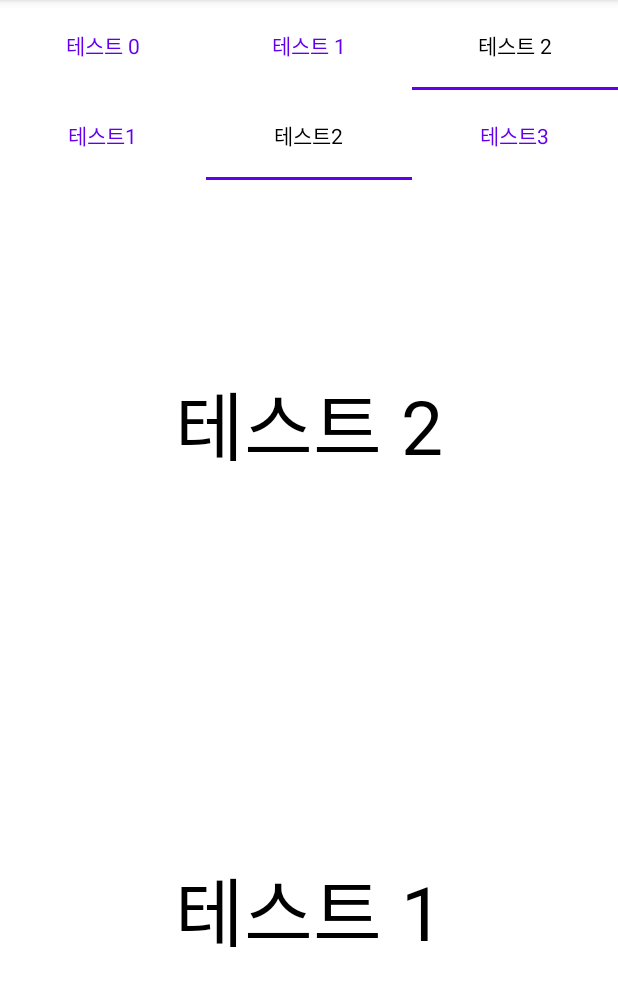
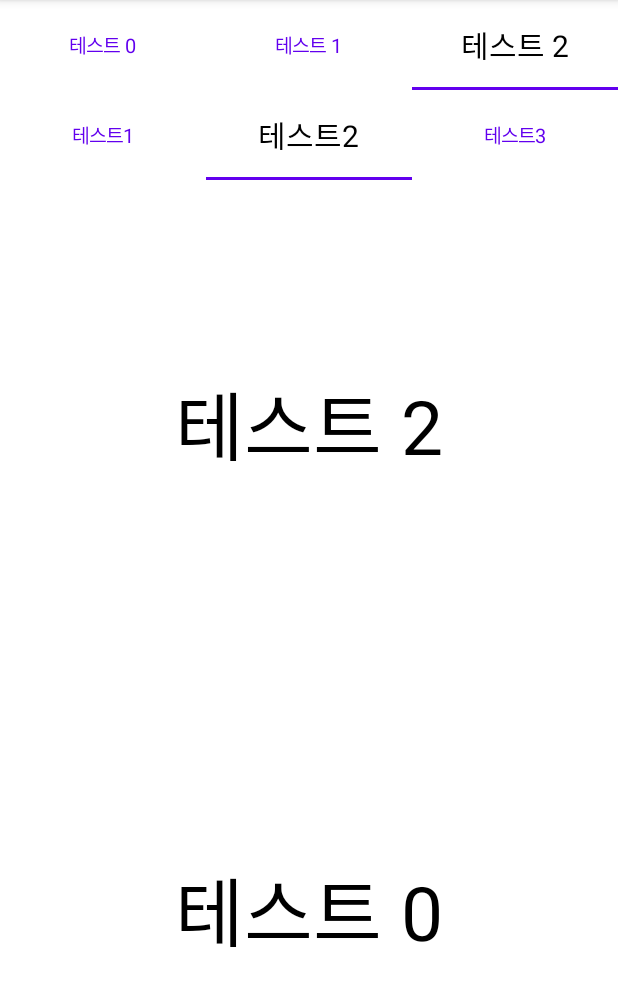
Before and after one commit to minsuk-jang/TabLayoutBlink, an Android app: the screen it shows after launch (MainActivity), tab 5 chosen, on a phone screen of 412 x 824 dp, the part 84-1090 px from its top. Run offline under Robolectric (Android 15) with nearby library versions, the phone set to English and light mode, and no system bars; our stand-ins replace Dagger/Hilt's generated code, data binding.

Commit message:
테스트 환경 구성

```diff
--- a/app/src/main/java/com/example/tablayoutblinktest/CustomTabView.kt
+++ b/app/src/main/java/com/example/tablayoutblinktest/CustomTabView.kt
@@ -2,9 +2,11 @@ package com.example.tablayoutblinktest
 
 import android.content.Context
 import android.content.res.Resources
+import android.graphics.Typeface
 import android.graphics.fonts.FontFamily
 import android.graphics.fonts.FontStyle
 import android.util.AttributeSet
+import android.util.TypedValue
 import android.view.LayoutInflater
 import android.view.ViewGroup
 import android.widget.FrameLayout
@@ -25,8 +27,15 @@ class CustomTabView @JvmOverloads constructor(
 
             TextViewCompat.setTextAppearance(
                 binding.textViewTab, when (field.status) {
-                    true  -> FontStyle.FONT_SLANT_ITALIC
+                    true -> FontStyle.FONT_SLANT_ITALIC
                     false -> FontStyle.FONT_WEIGHT_EXTRA_BOLD
+                }
+            )
+
+            binding.textViewTab.setTextSize(
+                TypedValue.COMPLEX_UNIT_SP, when (field.status) {
+                    true -> 20f
+                    false -> 13f
                 }
             )
 
--- a/app/src/main/java/com/example/tablayoutblinktest/MainActivity.kt
+++ b/app/src/main/java/com/example/tablayoutblinktest/MainActivity.kt
@@ -33,7 +33,6 @@ class MainActivity : BaseActivity<ActivityMainBinding>(R.layout.activity_main) {
 
     private fun initTabLayout() {
         bind {
-
             with(tabLayout) {
                 addOnTabSelectedListener(object : TabLayout.OnTabSelectedListener {
                     override fun onTabSelected(tab: TabLayout.Tab?) {
@@ -57,7 +56,7 @@ class MainActivity : BaseActivity<ActivityMainBinding>(R.layout.activity_main) {
             }
         }
 
-        TabLayoutMediator(binding.tabLayout, binding.viewPager1) { tab, position ->
+        TabLayoutMediator(binding.tabLayout, binding.viewPager) { tab, position ->
             tab.customView = CustomTabView(this).apply {
                 status = TabStatus("테스트 $position", position == 0)
             }
@@ -77,18 +76,16 @@ class MainActivity : BaseActivity<ActivityMainBinding>(R.layout.activity_main) {
 
                 addOnTabSelectedListener(object : TabLayout.OnTabSelectedListener {
                     override fun onTabSelected(tab: TabLayout.Tab?) {
-                        Log.e(TAG, "onTabSelected: ${tab?.position}")
+                        //Log.e(TAG, "onTabSelected: ${tab?.position}")
                         (tab?.customView as? CustomTabView)?.bind {
                             status = status.copy(
                                 status = true
                             )
                         }
-
-                        binding.viewPager.setCurrentItem(tab?.position ?: 0, true)
                     }
 
                     override fun onTabUnselected(tab: TabLayout.Tab?) {
-                        Log.e(TAG, "onTabUnselected: ${tab?.position}", )
+                        //Log.e(TAG, "onTabUnselected: ${tab?.position}")
                         (tab?.customView as? CustomTabView)?.bind {
                             status = status.copy(
                                 status = false
@@ -102,23 +99,25 @@ class MainActivity : BaseActivity<ActivityMainBinding>(R.layout.activity_main) {
             }
         }
 
-        binding.viewPager.registerOnPageChangeCallback(object : ViewPager2.OnPageChangeCallback() {
+        binding.viewPager1.registerOnPageChangeCallback(object : ViewPager2.OnPageChangeCallback() {
             override fun onPageScrolled(
                 position: Int,
                 positionOffset: Float,
                 positionOffsetPixels: Int
             ) {
+                Log.e(TAG, "[onPageScrolled]: $positionOffset position: $position", )
                 binding.tabLayout1.setScrollPosition(position, positionOffset, true, true)
                 if (positionOffset == 0.0f) {
-                    val tab = binding.tabLayout1.getTabAt(position)
-                    binding.tabLayout1.selectTab(tab)
-                }
+                val tab = binding.tabLayout1.getTabAt(position)
+                binding.tabLayout1.selectTab(tab)
+            }
             }
 
             override fun onPageSelected(position: Int) {
-                /*Log.e(TAG, "onPageSelected: $position")
-                val tab = binding.tabLayout1.getTabAt(position)
-                binding.tabLayout1.selectTab(tab,false)*/
+                Log.e(TAG, "[onPageSelected]: $position")
+                /*val tab = binding.tabLayout1.getTabAt(position)
+                binding.tabLayout1.selectTab(tab, true)
+                binding.viewPager1.setCurrentItem(tab?.position ?: 0, true)*/
             }
 
             override fun onPageScrollStateChanged(state: Int) {}
--- a/app/src/main/res/layout/activity_main.xml
+++ b/app/src/main/res/layout/activity_main.xml
@@ -19,15 +19,17 @@
             app:layout_constraintTop_toTopOf="parent" />
 
 
+
         <androidx.viewpager2.widget.ViewPager2
             android:id="@+id/view_pager"
             android:layout_width="0dp"
             android:layout_height="0dp"
-            app:layout_constraintBottom_toBottomOf="parent"
+            app:layout_constraintBottom_toTopOf="@+id/view_pager1"
             app:layout_constraintEnd_toEndOf="parent"
             app:layout_constraintHorizontal_bias="0.5"
             app:layout_constraintStart_toStartOf="parent"
-            app:layout_constraintTop_toBottomOf="@+id/view_pager1" />
+            app:layout_constraintTop_toBottomOf="@+id/tab_layout1" />
+
 
         <com.google.android.material.tabs.TabLayout
             android:id="@+id/tab_layout1"
@@ -37,16 +39,15 @@
             app:layout_constraintStart_toStartOf="parent"
             app:layout_constraintTop_toBottomOf="@+id/tab_layout" />
 
-
         <androidx.viewpager2.widget.ViewPager2
             android:id="@+id/view_pager1"
             android:layout_width="0dp"
             android:layout_height="0dp"
-            app:layout_constraintBottom_toTopOf="@+id/view_pager"
+            app:layout_constraintBottom_toBottomOf="parent"
             app:layout_constraintEnd_toEndOf="parent"
             app:layout_constraintHorizontal_bias="0.5"
             app:layout_constraintStart_toStartOf="parent"
-            app:layout_constraintTop_toBottomOf="@+id/tab_layout1" />
+            app:layout_constraintTop_toBottomOf="@+id/view_pager" />
 
 
     </androidx.constraintlayout.widget.ConstraintLayout>
```
